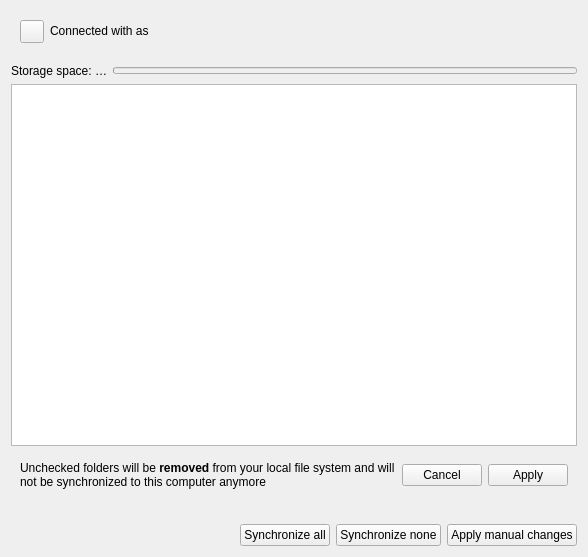
The window that src/gui/accountsettings.ui (nextcloud/desktop) describes before a commit, drawn with Qt 5.
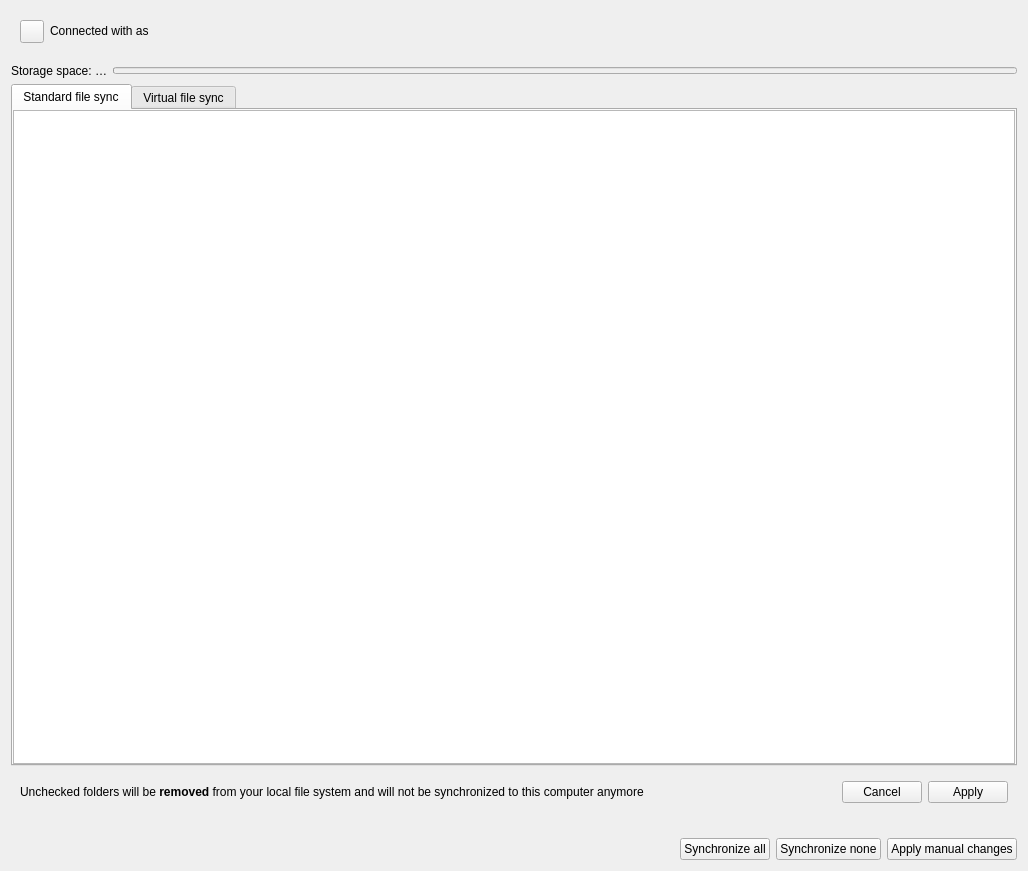
The same window after the commit. Custom widgets are drawn as their Qt base class.

Commit message: Wrap normal folder settings in tab widget

```diff
--- a/src/gui/accountsettings.ui
+++ b/src/gui/accountsettings.ui
@@ -6,8 +6,8 @@
    <rect>
     <x>0</x>
     <y>0</y>
-    <width>588</width>
-    <height>557</height>
+    <width>1028</width>
+    <height>871</height>
    </rect>
   </property>
   <property name="windowTitle">
@@ -188,25 +188,6 @@
    <item row="1" column="0">
     <widget class="KMessageWidget" name="encryptionMessage" native="true"/>
    </item>
-   <item row="3" column="0">
-    <widget class="OCC::FolderStatusView" name="_folderList">
-     <property name="sizePolicy">
-      <sizepolicy hsizetype="MinimumExpanding" vsizetype="Expanding">
-       <horstretch>0</horstretch>
-       <verstretch>5</verstretch>
-      </sizepolicy>
-     </property>
-     <property name="contextMenuPolicy">
-      <enum>Qt::CustomContextMenu</enum>
-     </property>
-     <property name="editTriggers">
-      <set>QAbstractItemView::NoEditTriggers</set>
-     </property>
-     <property name="animated">
-      <bool>true</bool>
-     </property>
-    </widget>
-   </item>
    <item row="5" column="0">
     <widget class="QWidget" name="bigFolderUi" native="true">
      <layout class="QVBoxLayout" name="verticalLayout">
@@ -276,6 +257,59 @@
      </layout>
     </widget>
    </item>
+   <item row="3" column="0">
+    <widget class="QTabWidget" name="tabWidget">
+     <property name="currentIndex">
+      <number>0</number>
+     </property>
+     <widget class="QWidget" name="standardSyncTab">
+      <attribute name="title">
+       <string>Standard file sync</string>
+      </attribute>
+      <layout class="QVBoxLayout" name="verticalLayout_4" stretch="0">
+       <property name="leftMargin">
+        <number>0</number>
+       </property>
+       <property name="topMargin">
+        <number>0</number>
+       </property>
+       <property name="rightMargin">
+        <number>0</number>
+       </property>
+       <property name="bottomMargin">
+        <number>0</number>
+       </property>
+       <item>
+        <widget class="OCC::FolderStatusView" name="_folderList">
+         <property name="sizePolicy">
+          <sizepolicy hsizetype="Expanding" vsizetype="Expanding">
+           <horstretch>0</horstretch>
+           <verstretch>0</verstretch>
+          </sizepolicy>
+         </property>
+         <property name="contextMenuPolicy">
+          <enum>Qt::CustomContextMenu</enum>
+         </property>
+         <property name="autoFillBackground">
+          <bool>false</bool>
+         </property>
+         <property name="editTriggers">
+          <set>QAbstractItemView::NoEditTriggers</set>
+         </property>
+         <property name="animated">
+          <bool>true</bool>
+         </property>
+        </widget>
+       </item>
+      </layout>
+     </widget>
+     <widget class="QWidget" name="tab_2">
+      <attribute name="title">
+       <string>Virtual file sync</string>
+      </attribute>
+     </widget>
+    </widget>
+   </item>
   </layout>
  </widget>
  <customwidgets>
```
Left out of the diff: 108 changed lines with no effect on the pictures.
